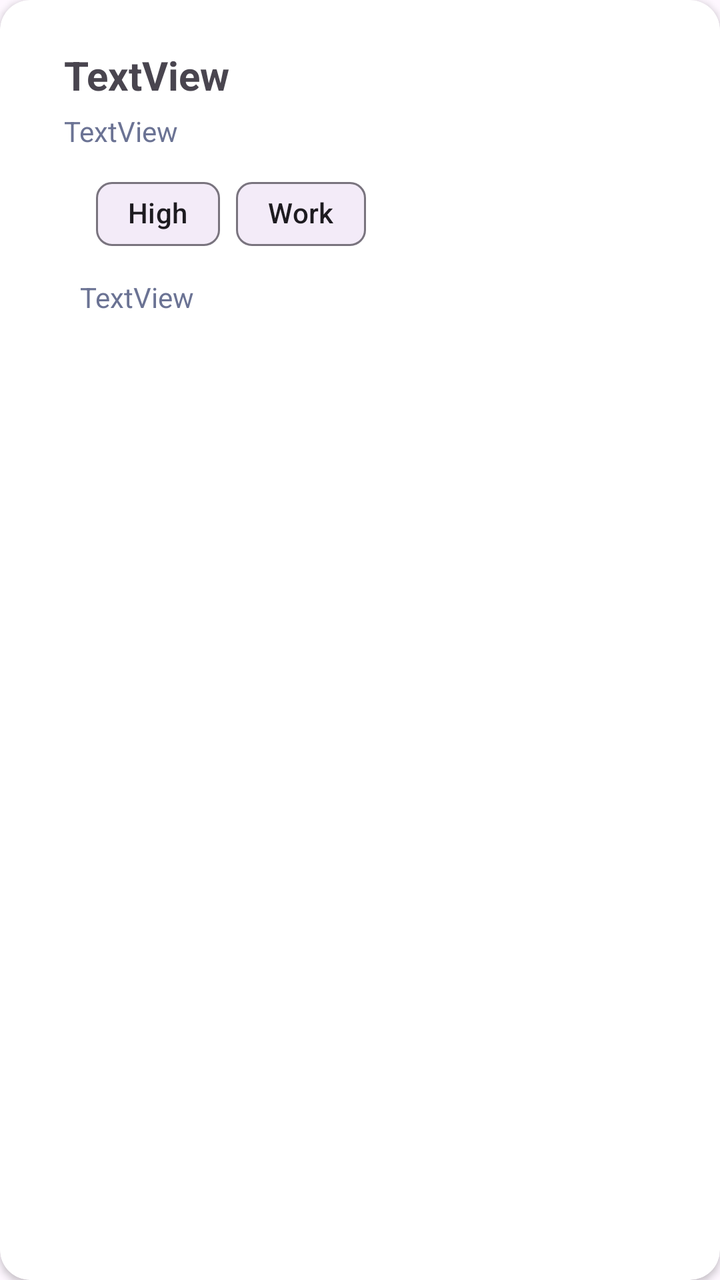
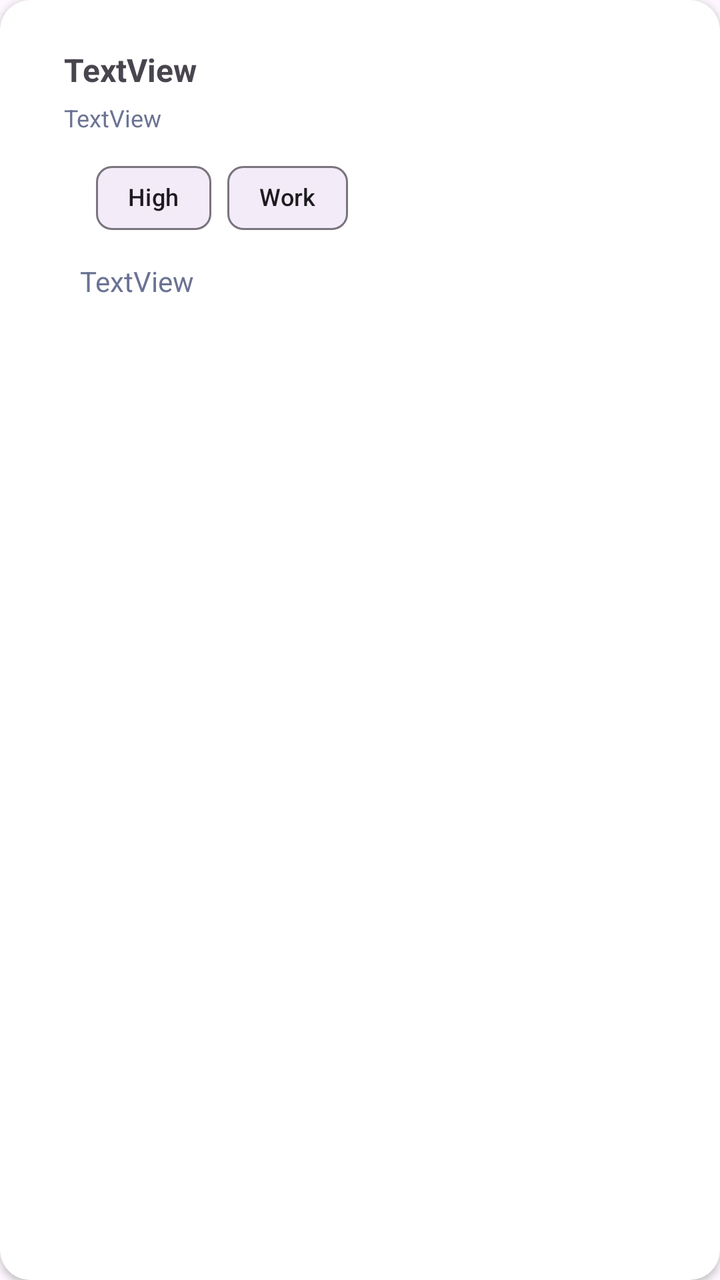

Screens rendered from an Android XML layout before and after an edit, with the pre-edit source and the edit as a unified diff.
<!-- AndroidManifest.xml: application theme Theme.SmartTaskManager -->
<!-- res/layout/task_component.xml -->
<?xml version="1.0" encoding="utf-8"?>
<androidx.cardview.widget.CardView xmlns:android="http://schemas.android.com/apk/res/android"
    xmlns:app="http://schemas.android.com/apk/res-auto"
    xmlns:tools="http://schemas.android.com/tools"
    android:layout_width="match_parent"
    android:layout_height="wrap_content"
    android:layout_marginLeft="15dp"
    android:layout_marginRight="15dp"
    android:layout_marginBottom="15dp"
    app:cardCornerRadius="15dp">

    <androidx.constraintlayout.widget.ConstraintLayout
        android:layout_width="match_parent"
        android:layout_height="wrap_content">


        <TextView
            android:id="@+id/taskTitleTextView"
            android:layout_width="0dp"
            android:layout_height="wrap_content"
            android:layout_marginStart="32dp"
            android:layout_marginTop="24dp"
            android:layout_marginEnd="32dp"
            android:text="TextView"
            android:textSize="20sp"
            android:textStyle="bold"
            app:layout_constraintEnd_toEndOf="parent"
            app:layout_constraintStart_toStartOf="parent"
            app:layout_constraintTop_toTopOf="parent" />

        <TextView
            android:id="@+id/taskDescTextView"
            android:layout_width="0dp"
            android:layout_height="wrap_content"
            android:layout_marginTop="5dp"
            android:text="TextView"
            android:textColor="#6B7394"
            app:layout_constraintEnd_toEndOf="@+id/taskTitleTextView"
            app:layout_constraintStart_toStartOf="@+id/taskTitleTextView"
            app:layout_constraintTop_toBottomOf="@+id/taskTitleTextView" />

        <com.google.android.material.chip.ChipGroup
            android:id="@+id/chipGroup"
            android:layout_width="wrap_content"
            android:layout_height="wrap_content"
            android:layout_marginStart="16dp"
            android:layout_marginTop="8dp"
            app:layout_constraintStart_toStartOf="@+id/taskDescTextView"
            app:layout_constraintTop_toBottomOf="@+id/taskDescTextView">

            <com.google.android.material.chip.Chip
                android:id="@+id/taskPriorityChip"
                android:layout_width="wrap_content"
                android:layout_height="wrap_content"
                android:text="High" />

            <com.google.android.material.chip.Chip
                android:id="@+id/taskCategoryChip"
                android:layout_width="wrap_content"
                android:layout_height="wrap_content"
                android:text="Work" />
        </com.google.android.material.chip.ChipGroup>

        <TextView
            android:id="@+id/taskDueDateTextView"
            android:layout_width="wrap_content"
            android:layout_height="wrap_content"
            android:layout_marginStart="8dp"
            android:layout_marginTop="8dp"
            android:layout_marginBottom="16dp"
            android:text="TextView"
            android:textColor="#6B7394"
            app:layout_constraintBottom_toBottomOf="parent"
            app:layout_constraintStart_toStartOf="@+id/taskDescTextView"
            app:layout_constraintTop_toBottomOf="@+id/chipGroup" />
    </androidx.constraintlayout.widget.ConstraintLayout>
</androidx.cardview.widget.CardView>
<!-- resources referenced by this layout -->
<resources>
  <style name="Theme.SmartTaskManager" parent="Base.Theme.SmartTaskManager" />
  <style name="Base.Theme.SmartTaskManager" parent="Theme.Material3.DayNight.NoActionBar">
          
          
      </style>
</resources>

<!-- the commit's change to res/layout/task_component.xml (unified diff, before → after) -->
@@ -22,7 +22,7 @@
             android:layout_marginTop="24dp"
             android:layout_marginEnd="32dp"
             android:text="TextView"
-            android:textSize="20sp"
+            android:textSize="16sp"
             android:textStyle="bold"
             app:layout_constraintEnd_toEndOf="parent"
             app:layout_constraintStart_toStartOf="parent"
@@ -35,6 +35,7 @@
             android:layout_marginTop="5dp"
             android:text="TextView"
             android:textColor="#6B7394"
+            android:textSize="12sp"
             app:layout_constraintEnd_toEndOf="@+id/taskTitleTextView"
             app:layout_constraintStart_toStartOf="@+id/taskTitleTextView"
             app:layout_constraintTop_toBottomOf="@+id/taskTitleTextView" />
@@ -52,13 +53,15 @@
                 android:id="@+id/taskPriorityChip"
                 android:layout_width="wrap_content"
                 android:layout_height="wrap_content"
-                android:text="High" />
+                android:text="High"
+                android:textSize="12sp" />
 
             <com.google.android.material.chip.Chip
                 android:id="@+id/taskCategoryChip"
                 android:layout_width="wrap_content"
                 android:layout_height="wrap_content"
-                android:text="Work" />
+                android:text="Work"
+                android:textSize="12sp" />
         </com.google.android.material.chip.ChipGroup>
 
         <TextView
